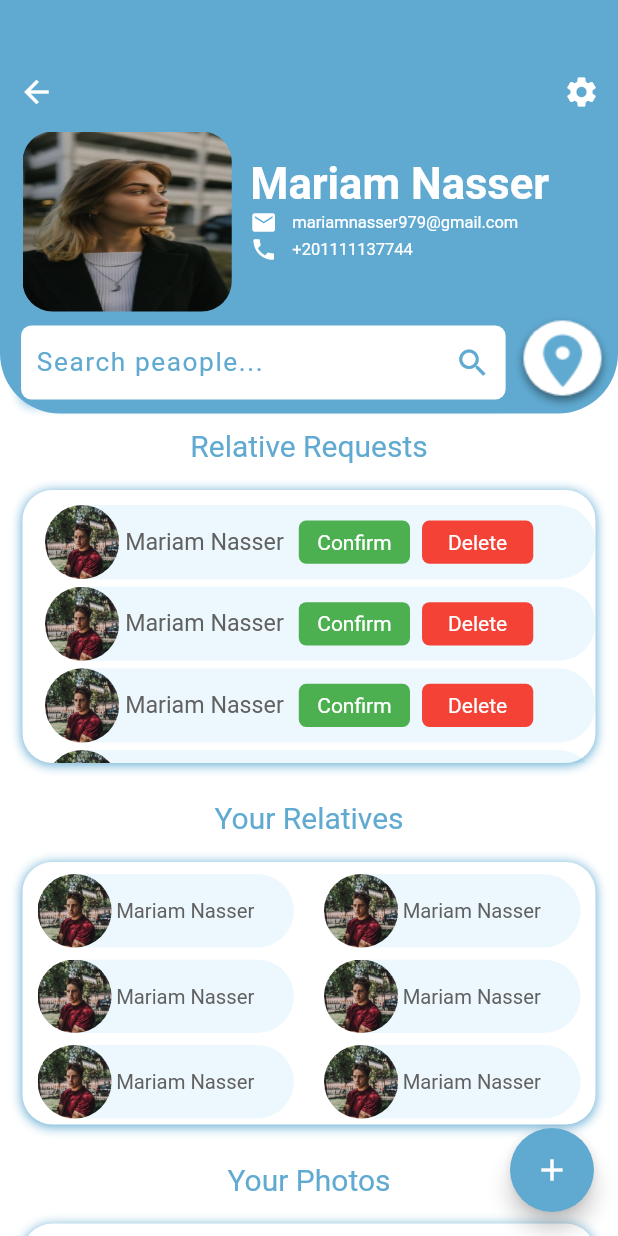
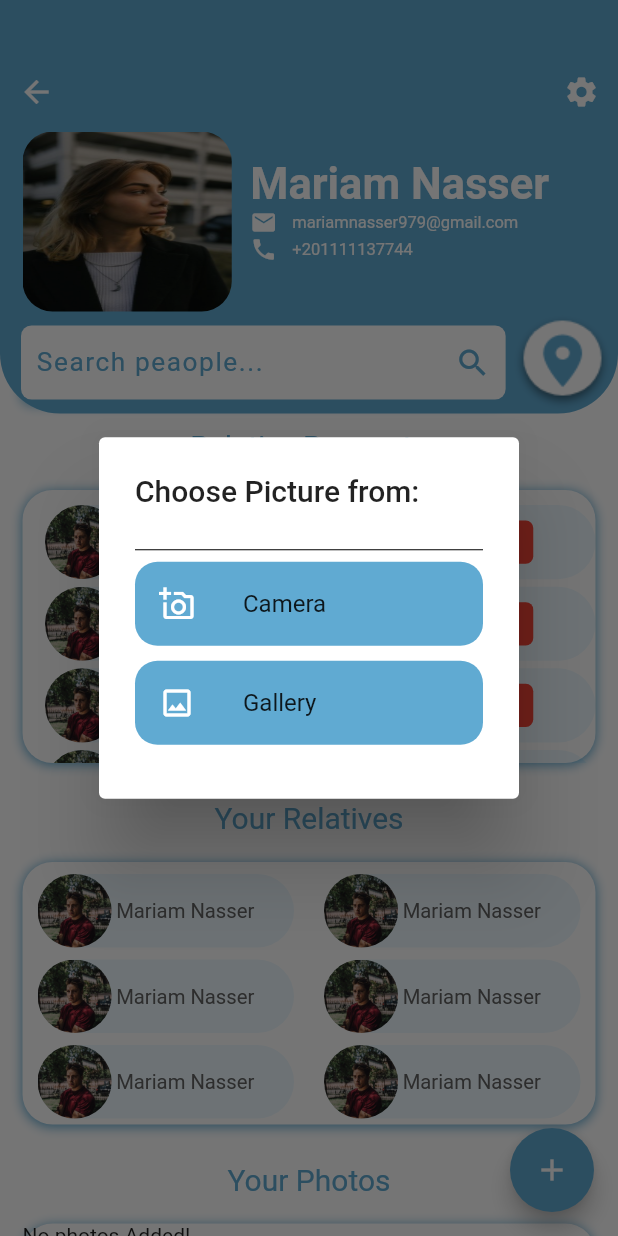
Before and after one commit to muaadh-hasan/Findme_Graduation_Project, a Flutter app: the Profile screen opened directly, after a tap on the "add" icon, on a phone screen of 412 x 824 dp. Run offline on Flutter 3.47's test engine with Material 2 defaults, Android fonts, the phone set to English and light mode, and no system bars; our stand-ins replace flutter_svg, image_picker; Roboto replaces fonts that are missing (Europa, Segoe UI).

Commit message:
Added Profile Provider & add photo logic.

```diff
--- a/lib/screens/profile_screen.dart
+++ b/lib/screens/profile_screen.dart
@@ -1,8 +1,13 @@
+import 'dart:io';
+
+import 'package:findme_gp_project/providers/profile_provider.dart';
 import 'package:findme_gp_project/widgets/relative_requests_widget.dart';
 import 'package:findme_gp_project/widgets/your_photos_widget.dart';
 import 'package:findme_gp_project/widgets/your_relatives_widget.dart';
 import 'package:findme_gp_project/widgets/profile_widgets.dart';
 import 'package:flutter/material.dart';
+import 'package:image_picker/image_picker.dart';
+import 'package:provider/provider.dart';
 
 class Profile extends StatefulWidget {
   Profile({Key key, this.title}) : super(key: key);
@@ -20,7 +25,9 @@ class _Profile extends State<Profile> {
     return Scaffold(
       backgroundColor: Colors.white,
       floatingActionButton: FloatingActionButton(
-        onPressed: () {},
+        onPressed: () {
+          showChooseImageWindow(context);
+        },
         child: const Icon(Icons.add),
         backgroundColor: const Color(0xff60aad2),
         tooltip: "Add Photos",
@@ -65,6 +72,7 @@ class _Profile extends State<Profile> {
             child: Container(
               // height: double.infinity,
               child: ListView(
+                padding: EdgeInsets.only(top: 0.0),
                 children: [
                   separator("Relative Requests", context),
                   RelativeRequests(),
@@ -82,12 +90,42 @@ class _Profile extends State<Profile> {
   }
 }
 
-//  GridView.count(
-// crossAxisCount: 2,
-// padding: EdgeInsets.all(20),
-// crossAxisSpacing: 10,
-// mainAxisSpacing: 20,
-// children: [
-//   relative(context),
-//   relative(context),
-// ]),
+Builder buildDialogItem(
+    BuildContext context, String text, IconData icon, ImageSource src) {
+  return Builder(
+    builder: (innerContext) => Container(
+      decoration: BoxDecoration(
+        color: const Color(0xff60aad2),
+        borderRadius: BorderRadius.circular(15),
+      ),
+      child: ListTile(
+        leading: Icon(icon, color: Colors.white),
+        title: Text(text),
+        onTap: () {
+          context.read<ProfileProvider>().getImage(src);
+          Navigator.of(innerContext).pop();
+        },
+      ),
+    ),
+  );
+}
+
+void showChooseImageWindow(BuildContext context) {
+  var ad = AlertDialog(
+    title: Text("Choose Picture from:"),
+    content: Container(
+      height: 150,
+      child: Column(
+        children: [
+          Divider(color: Colors.black),
+          buildDialogItem(context, "Camera", Icons.add_a_photo_outlined,
+              ImageSource.camera),
+          SizedBox(height: 10),
+          buildDialogItem(
+              context, "Gallery", Icons.image_outlined, ImageSource.gallery),
+        ],
+      ),
+    ),
+  );
+  showDialog(builder: (context) => ad, context: context);
+}
--- a/lib/widgets/profile_widgets.dart
+++ b/lib/widgets/profile_widgets.dart
@@ -1,6 +1,10 @@
 import 'package:findme_gp_project/models/message.dart';
+import 'package:findme_gp_project/providers/profile_provider.dart';
+import 'package:findme_gp_project/screens/profile_screen.dart';
 import 'package:flutter/cupertino.dart';
 import 'package:flutter/material.dart';
+import 'package:image_picker/image_picker.dart';
+
 
 Widget customProfileAppBar(BuildContext context) {
   return Container(
@@ -337,3 +341,35 @@ Widget button(Color color, String str, BuildContext context) {
     ),
   );
 }
+
+
+
+Widget getImageButton(BuildContext context) {
+  return Container(
+    width: double.infinity,
+    child: RaisedButton(
+      color: Theme.of(context).primaryColor,
+      textColor: Colors.white,
+      child: Text("Choose Image"),
+      onPressed: () {
+        var ad = AlertDialog(
+          title: Text("Choose Picture from:"),
+          content: Container(
+            height: 150,
+            child: Column(
+              children: [
+                Divider(color: Colors.black),
+                buildDialogItem(context, "Camera", Icons.add_a_photo_outlined,
+                    ImageSource.camera),
+                SizedBox(height: 10),
+                buildDialogItem(context, "Gallery", Icons.image_outlined,
+                    ImageSource.gallery),
+              ],
+            ),
+          ),
+        );
+        showDialog(builder: (context) => ad, context: context);
+      },
+    ),
+  );
+}
--- a/lib/widgets/your_photos_widget.dart
+++ b/lib/widgets/your_photos_widget.dart
@@ -1,11 +1,18 @@
+import 'dart:io';
+
+import 'package:findme_gp_project/providers/profile_provider.dart';
 import 'package:flutter/cupertino.dart';
 import 'package:flutter/material.dart';
+import 'package:provider/provider.dart';
 
 class YourPhotos extends StatelessWidget {
   Widget build(BuildContext context) {
+    List<File> imagesList = Provider.of<ProfileProvider>(context).imagesList;
+
     return Column(crossAxisAlignment: CrossAxisAlignment.center, children: [
       Container(
         height: 300,
+        width: double.infinity,
         margin: EdgeInsets.all(15),
         decoration: BoxDecoration(
           borderRadius: BorderRadius.all(Radius.circular(20)),
@@ -23,7 +30,8 @@ class YourPhotos extends StatelessWidget {
         ),
 
         // width: 300,
-        child: GridView.builder(
+        child: imagesList.length > 0
+            ? GridView.builder(
                 gridDelegate: SliverGridDelegateWithMaxCrossAxisExtent(
                   maxCrossAxisExtent: 200,
                   childAspectRatio: 2 / 3,
@@ -31,18 +39,17 @@ class YourPhotos extends StatelessWidget {
                   // mainAxisSpacing: 20,
                 ),
                 padding: EdgeInsets.symmetric(horizontal: 20, vertical: 20),
-          itemCount: 7,
+                itemCount: imagesList.length,
                 itemBuilder: (context, index) => Padding(
                   padding: const EdgeInsets.only(bottom: 10),
                   child: ClipRRect(
                     borderRadius: BorderRadius.circular(20.0),
-                child: Image(
-                  fit: BoxFit.fill,
-                  image: AssetImage(
-                    'assets/images/pic10.jpg',
+                    child: Image.file(imagesList[index], fit: BoxFit.cover),
                   ),
-                )),
                 ),
+              )
+            : Container(
+                child: Text("No photos Added!"),
               ),
       ),
     ]);
--- a/pubspec.yaml
+++ b/pubspec.yaml
@@ -30,6 +30,9 @@ dependencies:
   # The following adds the Cupertino Icons font to your application.
   # Use with the CupertinoIcons class for iOS style icons.
   cupertino_icons: ^1.0.2
+  image_picker:
+  provider:
+  toast:
 
 dev_dependencies:
   flutter_test:
```
Also changed, not shown: lib/main.dart (+11 -4 lines), lib/providers/profile_provider.dart (added, +31 -0 lines). Lines whose indentation alone changed are shown as unchanged.
